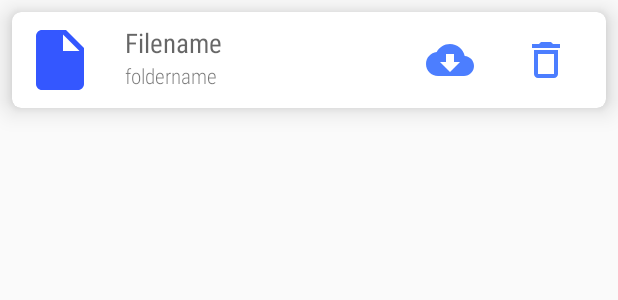
After one commit to zaid-kamil/NpgclockerV4, an Android app: the layout row_files.xml on its own in the app's theme, with its tools: preview values and no code run, on a phone screen of 412 x 824 dp. The commit adds this screen. Shown: the top 300 px of the screen. Run offline under Robolectric (Android 15) with nearby library versions, the phone set to English and light mode, and no system bars.

Commit message:
documents view

```diff
--- a/app/src/main/java/aryan/digipodium/npgclocker/ui/StFolderFragment.java
+++ b/app/src/main/java/aryan/digipodium/npgclocker/ui/StFolderFragment.java
@@ -72,7 +72,7 @@ public class StFolderFragment extends Fragment {
             public void onClick(View v) {
                 pb.setVisibility(View.VISIBLE);
                 String name = editNewFolder.getText().toString();
-                folderRef.document(Helper.getStudentId(getActivity())  + name).set(new FolderModel(name)).addOnCompleteListener(new OnCompleteListener<Void>() {
+                folderRef.document(Helper.getStudentId(getActivity()) + name).set(new FolderModel(name)).addOnCompleteListener(new OnCompleteListener<Void>() {
                     @Override
                     public void onComplete(@NonNull Task<Void> task) {
                         if (task.isSuccessful()) {
@@ -87,20 +87,18 @@ public class StFolderFragment extends Fragment {
             }
         });
         folderList = new ArrayList<>();
-        folderRv.setLayoutManager(new GridLayoutManager(getActivity(),3));
-        folderRef.addSnapshotListener(new EventListener<QuerySnapshot>() {
+        folderRv.setLayoutManager(new GridLayoutManager(getActivity(), 3));
+        folderRef.get().addOnCompleteListener(new OnCompleteListener<QuerySnapshot>() {
             @Override
-            public void onEvent(@Nullable QuerySnapshot queryDocumentSnapshots, @Nullable FirebaseFirestoreException e) {
-                if(e==null) {
-                    folderList.clear();
-                    for (DocumentSnapshot document : queryDocumentSnapshots.getDocuments()) {
-                        if(document.getId().equals(Helper.getStudentId(getActivity()))){
-                            folderList.add(document.toObject(FolderModel.class));
-                        }
+            public void onComplete(@NonNull Task<QuerySnapshot> task) {
+                folderList.clear();
+                for (DocumentSnapshot document : task.getResult().getDocuments()) {
+                    if (document.getId().contains(Helper.getStudentId(getActivity())) || document.getId().contains("common")) {
+                        folderList.add(document.toObject(FolderModel.class));
                     }
-                    FolderAdapter adapter = new FolderAdapter(getContext(), R.layout.row_folders, folderList);
-                    folderRv.setAdapter(adapter);
                 }
+                FolderAdapter adapter = new FolderAdapter(getContext(), R.layout.row_folders, folderList);
+                folderRv.setAdapter(adapter);
             }
         });
 
--- a/app/src/main/java/aryan/digipodium/npgclocker/ui/StHomeFragment.java
+++ b/app/src/main/java/aryan/digipodium/npgclocker/ui/StHomeFragment.java
@@ -91,7 +91,7 @@ public class StHomeFragment extends Fragment {
                 folderList.clear();
                 if (task.isSuccessful()) {
                     for (DocumentSnapshot document : task.getResult().getDocuments()) {
-                        if (document.getId().contains(Helper.getStudentId(getActivity()))) {
+                        if (document.getId().contains(Helper.getStudentId(getActivity())) || document.getId().contains("common")) {
                             folderList.add(document.toObject(FolderModel.class));
                         }
                     }
--- /dev/null
+++ b/app/src/main/res/drawable/ic_baseline_cloud_download_24.xml
@@ -0,0 +1,5 @@
+<vector android:autoMirrored="true" android:height="48dp"
+    android:tint="#4C7EFF" android:viewportHeight="24"
+    android:viewportWidth="24" android:width="48dp" xmlns:android="http://schemas.android.com/apk/res/android">
+    <path android:fillColor="@android:color/white" android:pathData="M19.35,10.04C18.67,6.59 15.64,4 12,4 9.11,4 6.6,5.64 5.35,8.04 2.34,8.36 0,10.91 0,14c0,3.31 2.69,6 6,6h13c2.76,0 5,-2.24 5,-5 0,-2.64 -2.05,-4.78 -4.65,-4.96zM17,13l-5,5 -5,-5h3V9h4v4h3z"/>
+</vector>
--- /dev/null
+++ b/app/src/main/res/drawable/ic_baseline_delete_outline_24.xml
@@ -0,0 +1,5 @@
+<vector android:autoMirrored="true" android:height="48dp"
+    android:tint="#4C7EFF" android:viewportHeight="24"
+    android:viewportWidth="24" android:width="48dp" xmlns:android="http://schemas.android.com/apk/res/android">
+    <path android:fillColor="@android:color/white" android:pathData="M6,19c0,1.1 0.9,2 2,2h8c1.1,0 2,-0.9 2,-2L18,7L6,7v12zM8,9h8v10L8,19L8,9zM15.5,4l-1,-1h-5l-1,1L5,4v2h14L19,4z"/>
+</vector>
--- /dev/null
+++ b/app/src/main/res/drawable/ic_baseline_insert_drive_file_24.xml
@@ -0,0 +1,5 @@
+<vector android:autoMirrored="true" android:height="48dp"
+    android:tint="#3457FF" android:viewportHeight="24"
+    android:viewportWidth="24" android:width="48dp" xmlns:android="http://schemas.android.com/apk/res/android">
+    <path android:fillColor="@android:color/white" android:pathData="M6,2c-1.1,0 -1.99,0.9 -1.99,2L4,20c0,1.1 0.89,2 1.99,2L18,22c1.1,0 2,-0.9 2,-2L20,8l-6,-6L6,2zM13,9L13,3.5L18.5,9L13,9z"/>
+</vector>
--- /dev/null
+++ b/app/src/main/res/layout/row_files.xml
@@ -0,0 +1,73 @@
+<?xml version="1.0" encoding="utf-8"?>
+<androidx.cardview.widget.CardView xmlns:android="http://schemas.android.com/apk/res/android"
+    xmlns:app="http://schemas.android.com/apk/res-auto"
+    xmlns:tools="http://schemas.android.com/tools"
+    android:layout_margin="8dp"
+    app:cardElevation="10dp"
+    app:cardCornerRadius="6dp"
+    android:layout_width="match_parent"
+    android:layout_height="wrap_content">
+
+    <androidx.constraintlayout.widget.ConstraintLayout
+        android:layout_width="match_parent"
+        android:layout_height="match_parent">
+
+        <ImageView
+            android:id="@+id/img"
+            android:layout_width="wrap_content"
+            android:layout_height="wrap_content"
+            android:layout_marginStart="8dp"
+            android:layout_marginTop="8dp"
+            android:layout_marginBottom="8dp"
+            app:layout_constraintBottom_toBottomOf="parent"
+            app:layout_constraintStart_toStartOf="parent"
+            app:layout_constraintTop_toTopOf="parent"
+            app:srcCompat="@drawable/ic_baseline_insert_drive_file_24" />
+
+        <TextView
+            android:id="@+id/textName"
+            android:layout_width="0dp"
+            android:layout_height="wrap_content"
+            android:layout_marginStart="19dp"
+            android:text="Filename"
+            android:textAppearance="@style/TextAppearance.AppCompat.Medium"
+            app:fontFamily="sans-serif-condensed"
+            app:layout_constraintEnd_toStartOf="@+id/imgDownload"
+            app:layout_constraintStart_toEndOf="@+id/img"
+            app:layout_constraintTop_toTopOf="@+id/img" />
+
+        <TextView
+            android:id="@+id/textCategory"
+            android:layout_width="0dp"
+            android:layout_height="wrap_content"
+            android:text="foldername"
+            android:textAppearance="@style/TextAppearance.AppCompat.Small"
+            app:fontFamily="sans-serif-condensed-light"
+            app:layout_constraintEnd_toStartOf="@+id/imgDownload"
+            app:layout_constraintStart_toStartOf="@+id/textName"
+            app:layout_constraintTop_toBottomOf="@+id/textName" />
+
+        <ImageView
+            android:id="@+id/imgDownload"
+            android:layout_width="wrap_content"
+            android:layout_height="0dp"
+            android:padding="8dp"
+            app:layout_constraintBottom_toBottomOf="@+id/img"
+            app:layout_constraintEnd_toStartOf="@+id/imgDelete"
+            app:layout_constraintTop_toTopOf="@+id/img"
+            app:layout_constraintVertical_bias="1.0"
+            app:srcCompat="@drawable/ic_baseline_cloud_download_24" />
+
+        <ImageView
+            android:id="@+id/imgDelete"
+            android:layout_width="wrap_content"
+            android:layout_height="0dp"
+            android:layout_marginEnd="8dp"
+            android:padding="8dp"
+            app:layout_constraintBottom_toBottomOf="@+id/img"
+            app:layout_constraintEnd_toEndOf="parent"
+            app:layout_constraintTop_toTopOf="@+id/img"
+            app:srcCompat="@drawable/ic_baseline_delete_outline_24" />
+
+    </androidx.constraintlayout.widget.ConstraintLayout>
+</androidx.cardview.widget.CardView>
--- a/app/src/main/res/layout/st_history_fragment.xml
+++ b/app/src/main/res/layout/st_history_fragment.xml
@@ -1,13 +1,19 @@
 <?xml version="1.0" encoding="utf-8"?>
-<FrameLayout xmlns:android="http://schemas.android.com/apk/res/android"
+<androidx.constraintlayout.widget.ConstraintLayout xmlns:android="http://schemas.android.com/apk/res/android"
+    xmlns:app="http://schemas.android.com/apk/res-auto"
     xmlns:tools="http://schemas.android.com/tools"
+    android:id="@+id/frameLayout6"
     android:layout_width="match_parent"
     android:layout_height="match_parent"
     tools:context=".ui.StHistoryFragment">
 
-    <TextView
-        android:layout_width="match_parent"
-        android:layout_height="match_parent"
-        android:text="Hello" />
-
-</FrameLayout>
+    <androidx.recyclerview.widget.RecyclerView
+        android:id="@+id/rvHistory"
+        android:layout_width="0dp"
+        android:layout_height="0dp"
+        app:layout_constraintBottom_toBottomOf="parent"
+        app:layout_constraintEnd_toEndOf="parent"
+        app:layout_constraintStart_toStartOf="parent"
+        app:layout_constraintTop_toTopOf="parent"
+        tools:listitem="@layout/row_files" />
+</androidx.constraintlayout.widget.ConstraintLayout>
```
